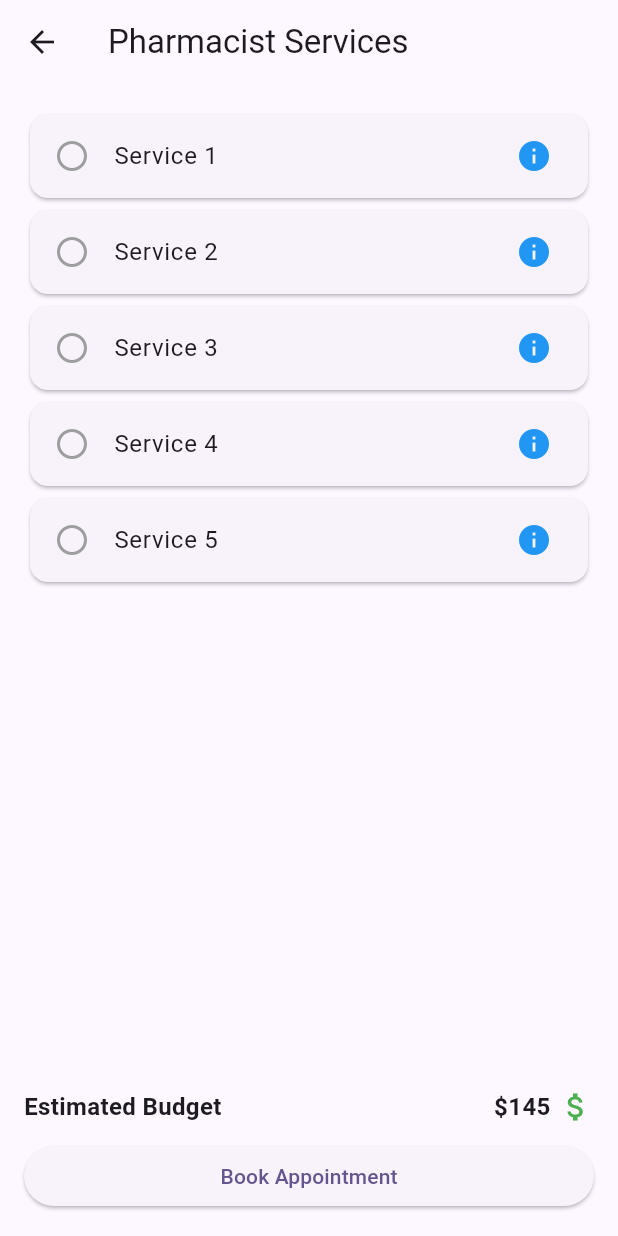
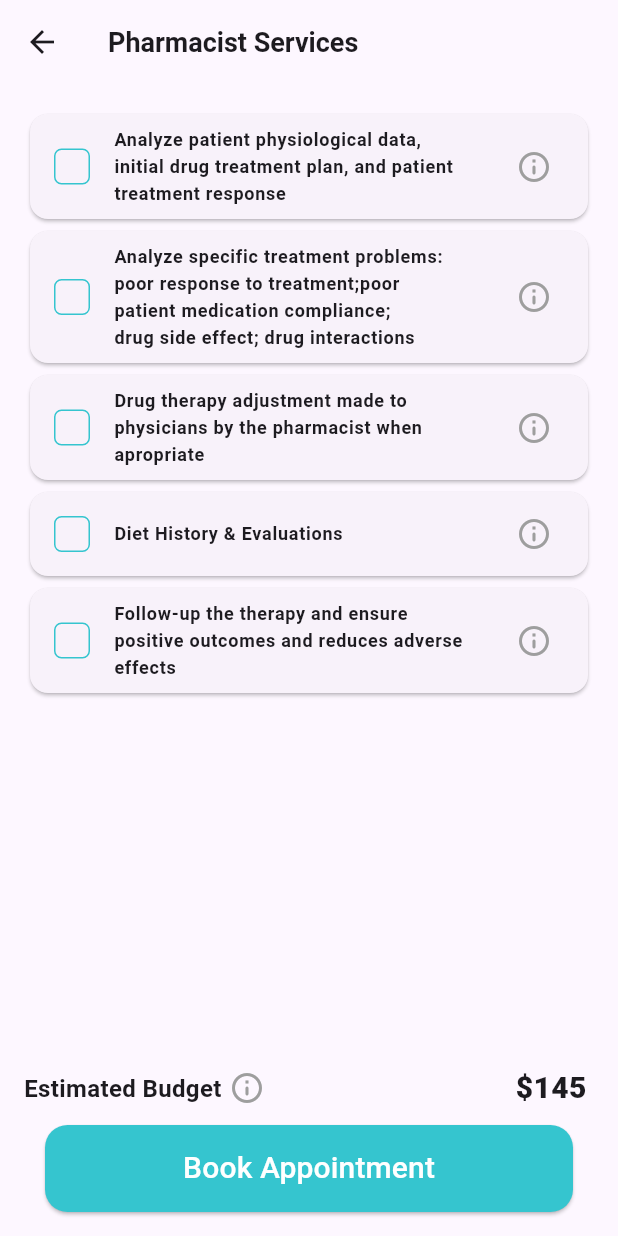
Before and after one commit to ilhamelhamdi/flutter-homecare, a Flutter app: the PaymentPharma screen opened directly, on a phone screen of 412 x 824 dp. Run offline on Flutter 3.47's test engine with Material 3 defaults, Android fonts, the phone set to English and light mode, and no system bars; our stand-ins replace bloc, device_preview, dio, equatable, flutter_bloc, flutter_cache_manager and 10 more; missing offline and left inert: back_button_interceptor, fleather, flutter_pdfview, navbar_router, omega_dio_logger, pretty_http_logger and 1 more; accounts and stored records are empty; project files that could hold a hidden picture were left out.

Commit message:
fix Pharmacist details UI

```diff
--- a/lib/views/details/detail_pharma.dart
+++ b/lib/views/details/detail_pharma.dart
@@ -211,7 +211,10 @@ class AddSummaryPage extends StatelessWidget {
   Widget build(BuildContext context) {
     return Scaffold(
       appBar: AppBar(
-        title: Text('Summary'),
+        title: Text(
+          'Summary',
+          style: TextStyle(fontSize: 18, fontWeight: FontWeight.bold),
+        ),
       ),
       body: Padding(
         padding: const EdgeInsets.all(16.0),
@@ -273,7 +276,7 @@ class AddSummaryPage extends StatelessWidget {
                 SizedBox(
                   width: 352,
                   height: 58,
-                  child: ElevatedButton(
+                  child: OutlinedButton(
                     onPressed: () {
                       Navigator.push(
                         context,
@@ -282,17 +285,20 @@ class AddSummaryPage extends StatelessWidget {
                         ),
                       );
                     },
-                    style: ElevatedButton.styleFrom(
-                      backgroundColor: Color(0xFF35C5CF),
+                    style: OutlinedButton.styleFrom(
+                      side: BorderSide(color: Color(0xFF35C5CF)),
+                      shape: RoundedRectangleBorder(
+                        borderRadius: BorderRadius.circular(15),
+                      ),
                     ),
                     child: Text(
                       'Add an Issue',
-                      style: TextStyle(color: Colors.white),
+                      style: TextStyle(color: Color(0xFF35C5CF), fontSize: 20),
                     ),
                   ),
                 ),
-                SizedBox(height: 10.0),
-                Container(
+                SizedBox(height: 10),
+                SizedBox(
                   width: 352,
                   height: 58,
                   child: ElevatedButton(
@@ -306,10 +312,13 @@ class AddSummaryPage extends StatelessWidget {
                     },
                     style: ElevatedButton.styleFrom(
                       backgroundColor: Color(0xFF35C5CF),
+                      shape: RoundedRectangleBorder(
+                        borderRadius: BorderRadius.circular(15),
+                      ),
                     ),
                     child: Text(
                       'Next',
-                      style: TextStyle(color: Colors.white),
+                      style: TextStyle(color: Colors.white, fontSize: 20),
                     ),
                   ),
                 ),
@@ -335,7 +344,10 @@ class _AddIssuePageState extends State<AddIssuePage> {
   Widget build(BuildContext context) {
     return Scaffold(
       appBar: AppBar(
-        title: Text('Personal Case Detail'),
+        title: Text(
+          'Personal Case Detail',
+          style: TextStyle(fontSize: 18, fontWeight: FontWeight.bold),
+        ),
       ),
       body: Padding(
         padding: const EdgeInsets.all(16.0),
@@ -371,8 +383,8 @@ class _AddIssuePageState extends State<AddIssuePage> {
                   activeColor: Color(0xFF35C5CF),
                 ),
                 RadioListTile<String>(
-                  title: const Text('Ambulatory'),
-                  value: 'ambulatory',
+                  title: const Text('Walking Aid'),
+                  value: 'Walking Aid',
                   groupValue: _mobilityStatus,
                   onChanged: (value) {
                     setState(() {
@@ -382,8 +394,8 @@ class _AddIssuePageState extends State<AddIssuePage> {
                   activeColor: Color(0xFF35C5CF),
                 ),
                 RadioListTile<String>(
-                  title: const Text('Independent'),
-                  value: 'independent',
+                  title: const Text('Mobile Without Aid'),
+                  value: 'Mobile Without Aid',
                   groupValue: _mobilityStatus,
                   onChanged: (value) {
                     setState(() {
@@ -438,20 +450,28 @@ class _AddIssuePageState extends State<AddIssuePage> {
               ),
             ),
             Spacer(),
-            ElevatedButton(
+            SizedBox(
+              width: 352,
+              height: 58,
+              child: ElevatedButton(
                 onPressed: () {
-                // Add your add logic here
                   Navigator.push(
                     context,
-                  MaterialPageRoute(builder: (context) => PaymentPharma()),
+                    MaterialPageRoute(
+                      builder: (context) => PaymentPharma(),
+                    ),
                   );
-                // Add your next step logic here
                 },
                 style: ElevatedButton.styleFrom(
-                  // primary: Color(0xFF35C5CF),
+                  backgroundColor: Color(0xFF35C5CF),
+                  shape: RoundedRectangleBorder(
+                    borderRadius: BorderRadius.circular(15),
                   ),
-              child: Center(
-                child: Text('Add'),
+                ),
+                child: Text(
+                  'Next',
+                  style: TextStyle(color: Colors.white, fontSize: 20),
+                ),
               ),
             ),
           ],
@@ -469,17 +489,26 @@ class PaymentPharma extends StatefulWidget {
 class _PaymentPharmaState extends State<PaymentPharma> {
   List<bool> _selectedServices = List<bool>.generate(5, (index) => false);
 
+  List<String> serviceTitles = [
+    'Analyze patient physiological data,\ninitial drug treatment plan, and patient treatment response',
+    'Analyze specific treatment problems:\npoor response to treatment;poor\npatient medication compliance;\ndrug side effect; drug interactions',
+    'Drug therapy adjustment made to\nphysicians by the pharmacist when\napropriate',
+    'Diet History & Evaluations',
+    'Follow-up the therapy and ensure\npositive outcomes and reduces adverse effects',
+  ];
+
   @override
   Widget build(BuildContext context) {
     return Scaffold(
       appBar: AppBar(
-        title: Text('Pharmacist Services'),
+        title: Text('Pharmacist Services',
+            style: TextStyle(fontSize: 18, fontWeight: FontWeight.bold)),
       ),
       body: Padding(
         padding: const EdgeInsets.all(16.0),
         child: Column(
           children: [
-            for (int i = 0; i < 5; i++)
+            for (int i = 0; i < serviceTitles.length; i++)
               Card(
                 child: ListTile(
                   leading: GestureDetector(
@@ -488,52 +517,84 @@ class _PaymentPharmaState extends State<PaymentPharma> {
                         _selectedServices[i] = !_selectedServices[i];
                       });
                     },
-                    child: Icon(
-                      _selectedServices[i]
-                          ? Icons.check_circle
-                          : Icons.radio_button_unchecked,
-                      color: _selectedServices[i] ? Colors.green : Colors.grey,
+                    child: Container(
+                      width: 24,
+                      height: 24,
+                      decoration: BoxDecoration(
+                        color: _selectedServices[i]
+                            ? Color(0xFF35C5CF)
+                            : Colors.transparent,
+                        borderRadius: BorderRadius.circular(5),
+                        border: Border.all(color: Color(0xFF35C5CF)),
+                      ),
+                      child: _selectedServices[i]
+                          ? Icon(Icons.check, color: Colors.white, size: 16)
+                          : null,
                     ),
                   ),
-                  title: Text('Service ${i + 1}'),
-                  trailing: Icon(Icons.info, color: Colors.blue),
+                  title: Text(
+                    serviceTitles[i],
+                    style: TextStyle(
+                        fontSize: 12,
+                        fontWeight: FontWeight.bold), // Set the font size
+                    overflow:
+                        TextOverflow.visible, // Ensure the text is fully shown
+                  ),
+                  trailing:
+                      Icon(Icons.info_outline_rounded, color: Colors.grey),
                 ),
               ),
             Spacer(),
             Row(
               mainAxisAlignment: MainAxisAlignment.spaceBetween,
               children: [
+                Row(
+                  mainAxisAlignment: MainAxisAlignment.spaceBetween,
+                  children: [
                     Text(
                       'Estimated Budget',
-                  style: TextStyle(fontSize: 16, fontWeight: FontWeight.bold),
+                      style:
+                          TextStyle(fontSize: 16, fontWeight: FontWeight.bold),
+                    ),
+                    SizedBox(width: 5),
+                    Icon(Icons.info_outline_rounded, color: Colors.grey),
+                  ],
                 ),
                 Row(
                   children: [
                     Text(
                       '\$145',
                       style:
-                          TextStyle(fontSize: 16, fontWeight: FontWeight.bold),
+                          TextStyle(fontSize: 20, fontWeight: FontWeight.w900),
                     ),
                     SizedBox(width: 5),
-                    Icon(Icons.attach_money, color: Colors.green),
                   ],
                 ),
               ],
             ),
             SizedBox(height: 10),
-            ElevatedButton(
+            SizedBox(
+              width: 352,
+              height: 58,
+              child: ElevatedButton(
                 onPressed: () {
                   Navigator.push(
                     context,
                     MaterialPageRoute(
-                      builder: (context) => SearchPharmacistPage()),
+                      builder: (context) => SearchPharmacistPage(),
+                    ),
                   );
                 },
                 style: ElevatedButton.styleFrom(
-                  // primary: Color(0xFF35C5CF),
+                  backgroundColor: Color(0xFF35C5CF),
+                  shape: RoundedRectangleBorder(
+                    borderRadius: BorderRadius.circular(15),
                   ),
-              child: Center(
-                child: Text('Book Appointment'),
+                ),
+                child: Text(
+                  'Book Appointment',
+                  style: TextStyle(color: Colors.white, fontSize: 20),
+                ),
               ),
             ),
           ],
```
Also changed, not shown: lib/views/search/search_pharma.dart (+4 -3 lines). Lines whose indentation alone changed are shown as unchanged.
